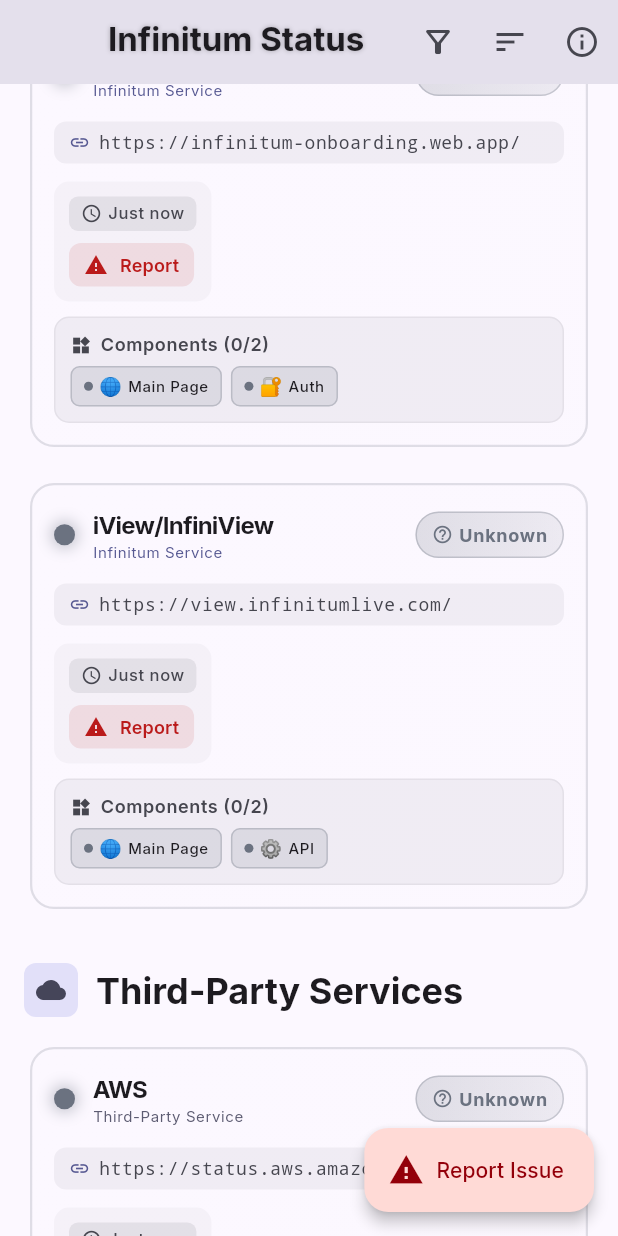
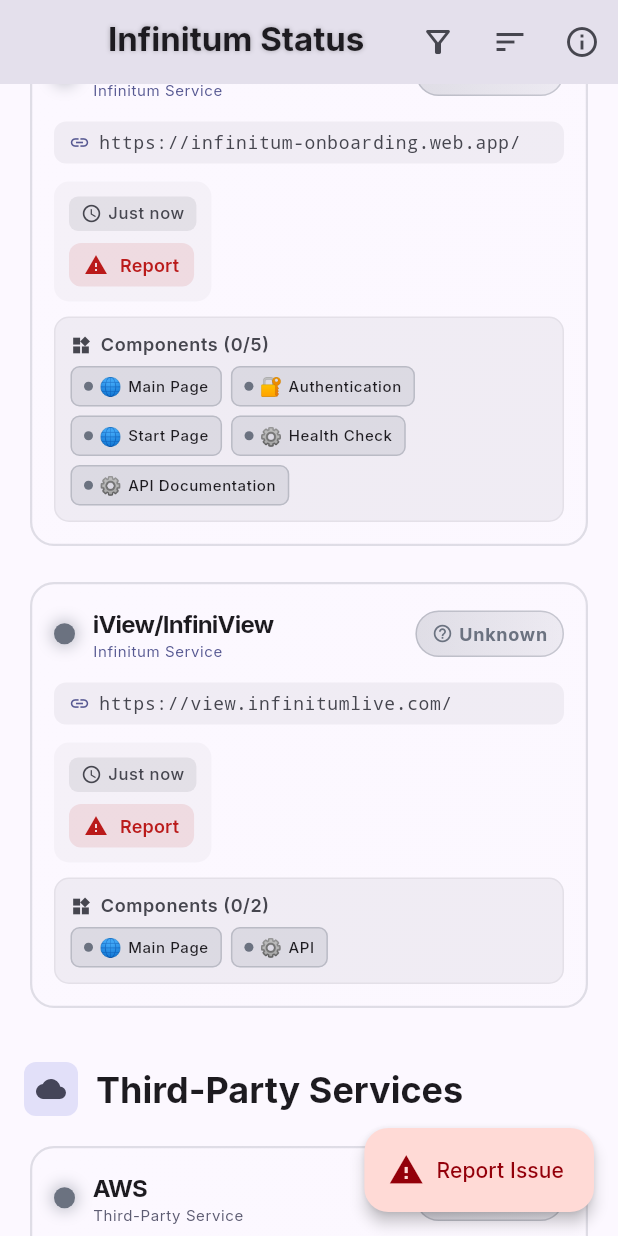
Before and after one commit to jrftw/Infinitum_Down_Detector, a Flutter app: the screen it shows after launch, scrolled down 1728 dp, on a phone screen of 412 x 824 dp. Run offline on Flutter 3.47's test engine with Material 3 defaults, Android fonts, the phone set to English and light mode, and no system bars; our stand-ins replace cloud_firestore, dio, firebase_auth, firebase_core, google_fonts, shared_preferences; accounts and stored records are empty; generated files the repository leaves out were written again.

Commit message:
Deploy hosting and update configuration files

```diff
--- a/lib/core/config.dart
+++ b/lib/core/config.dart
@@ -1,7 +1,7 @@
 // Filename: config.dart
 // Purpose: Global configuration constants and flags for the application
 // Author: Kevin Doyle Jr. / Infinitum Imagery LLC
-// Last Modified: 2025-01-27
+// Last Modified: 2025-01-30
 // Dependencies: models/service_component.dart
 // Platform Compatibility: Web, iOS, Android
 
@@ -112,9 +112,27 @@ class ServiceComponentDefinitions {
           ),
           ServiceComponent.initial(
             id: 'infinitum-onboarding-auth',
-            name: 'Auth',
+            name: 'Authentication',
             url: 'https://infinitum-onboarding.web.app/auth',
             type: ComponentType.auth,
+          ),
+          ServiceComponent.initial(
+            id: 'infinitum-onboarding-start',
+            name: 'Start Page',
+            url: 'https://infinitum-onboarding.web.app/start',
+            type: ComponentType.main,
+          ),
+          ServiceComponent.initial(
+            id: 'infinitum-onboarding-health',
+            name: 'Health Check',
+            url: 'https://us-central1-infinitum-onboarding.cloudfunctions.net/healthCheck',
+            type: ComponentType.api,
+          ),
+          ServiceComponent.initial(
+            id: 'infinitum-onboarding-openapi',
+            name: 'API Documentation',
+            url: 'https://us-central1-infinitum-onboarding.cloudfunctions.net/openapi',
+            type: ComponentType.api,
           ),
         ];
 
```
Also changed, not shown: 4 other files.
